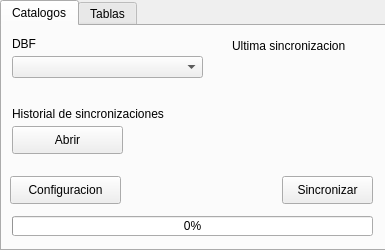
First picture: the form in ui/main.ui, repository josealpma/AlphaETL, before the edit.
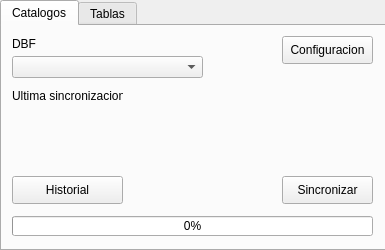
Second picture: the form after the edit.

```diff
--- a/ui/main.ui
+++ b/ui/main.ui
@@ -56,9 +56,9 @@
      <widget class="QPushButton" name="btnCatalogConfig">
       <property name="geometry">
        <rect>
-        <x>8</x>
-        <y>150</y>
-        <width>111</width>
+        <x>280</x>
+        <y>10</y>
+        <width>91</width>
         <height>28</height>
        </rect>
       </property>
@@ -82,9 +82,9 @@
      <widget class="QLabel" name="lbCatalogUltSync">
       <property name="geometry">
        <rect>
-        <x>230</x>
-        <y>10</y>
-        <width>161</width>
+        <x>10</x>
+        <y>60</y>
+        <width>111</width>
         <height>20</height>
        </rect>
       </property>
@@ -112,39 +112,26 @@
       <property name="geometry">
        <rect>
         <x>10</x>
-        <y>100</y>
+        <y>150</y>
         <width>111</width>
         <height>28</height>
        </rect>
       </property>
       <property name="text">
-       <string>Abrir</string>
+       <string>Historial</string>
       </property>
      </widget>
      <widget class="QLabel" name="lblCatalogLastSync_Data">
       <property name="geometry">
        <rect>
-        <x>230</x>
-        <y>30</y>
-        <width>141</width>
-        <height>21</height>
-       </rect>
-      </property>
-      <property name="text">
-       <string/>
-      </property>
-     </widget>
-     <widget class="QLabel" name="lblCatalogHistory">
-      <property name="geometry">
-       <rect>
         <x>10</x>
         <y>80</y>
-        <width>191</width>
-        <height>16</height>
+        <width>161</width>
+        <height>21</height>
        </rect>
       </property>
       <property name="text">
-       <string>Historial de sincronizaciones</string>
+       <string/>
       </property>
      </widget>
      <widget class="QPushButton" name="btnCatalogRun">
```
Left out of the diff: 26 changed lines with no effect on the pictures.
